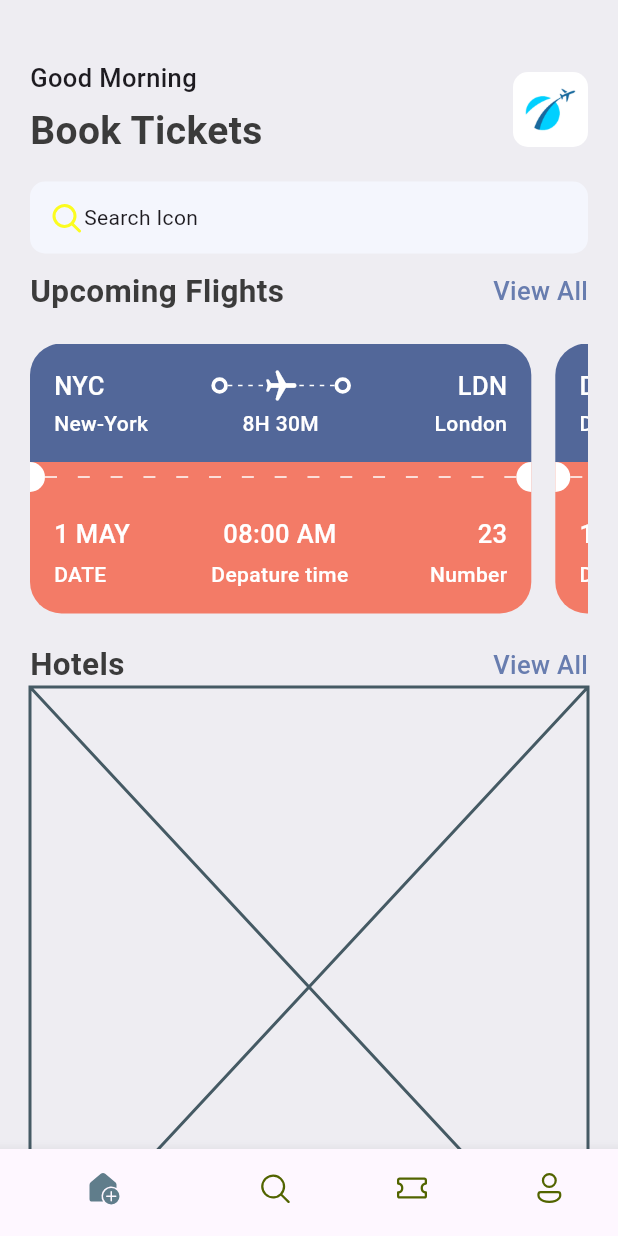
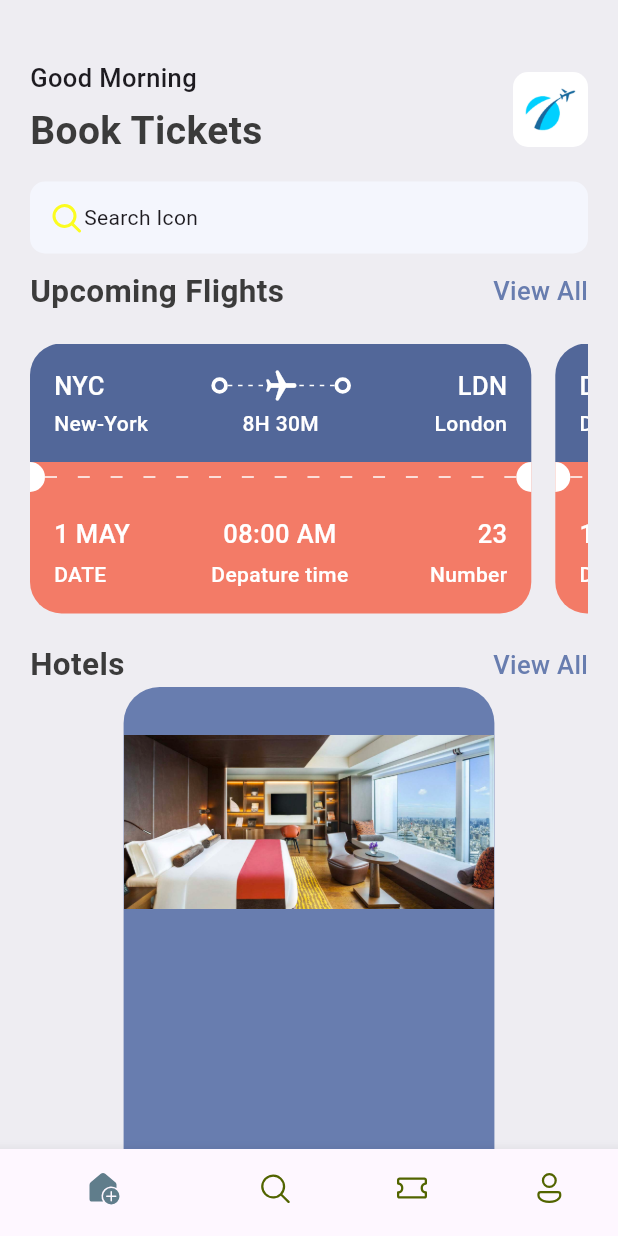
Before and after one commit to KHALEDKHLYAN/TIckets_App, a Flutter app: the screen it shows after launch, on a phone screen of 412 x 824 dp. Run offline on Flutter 3.47's test engine with Material 3 defaults, Android fonts, the phone set to English and light mode, and no system bars; our stand-ins replace fluentui_icons.

Commit message:
hotels update

```diff
--- a/lib/base/res/media.dart
+++ b/lib/base/res/media.dart
@@ -1,4 +1,5 @@
 class AppMedia{
   static const _baseImage = "assets/images";
   static const logo = '$_baseImage/logo.png';
+  static const hotelRoom = '$_baseImage/hotel_room.png';
 }
--- a/lib/screens/widgets/hotels.dart
+++ b/lib/screens/widgets/hotels.dart
@@ -1,10 +1,32 @@
 import 'package:flutter/material.dart';
+import 'package:ticket_app/base/res/media.dart';
+import 'package:ticket_app/base/res/styles/app_styles.dart';
 
 class Hotels extends StatelessWidget {
   const Hotels({super.key});
 
   @override
   Widget build(BuildContext context) {
-    return const Placeholder();
+    final size = MediaQuery.of(context).size;
+    return Container(
+      width: size.width * 0.6,
+      height: 350,
+      decoration: BoxDecoration(
+        borderRadius: BorderRadius.circular(24),
+        color: AppStyles.primaryColor,
+      ),
+      child: Column(children: [
+        Container(
+          height: 180,
+          decoration: BoxDecoration(
+            borderRadius: BorderRadius.circular(12),
+            // color: AppStyles.primaryColor,
+            image: DecorationImage(
+              image: AssetImage(AppMedia.hotelRoom)
+            ),
+          ),
+        ),
+      ]),
+    );
   }
 }
```
